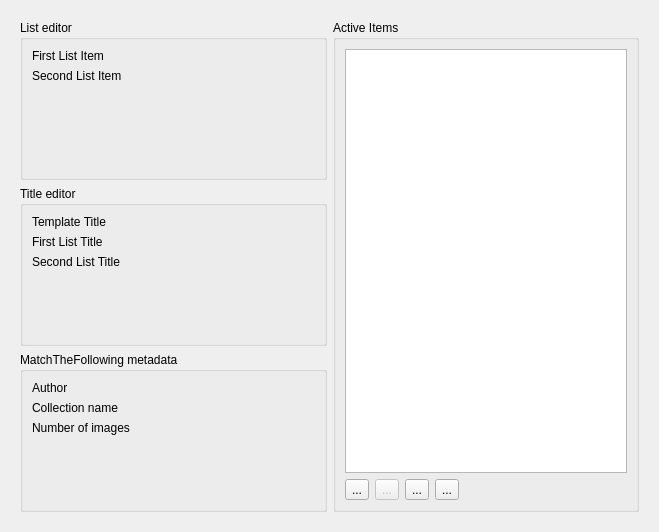
Above: src/templates/matchthefollowing/matchfollowingeditor.ui from BuildmLearn/BuildmLearn-Toolkit before the change. Below: the same form after it.
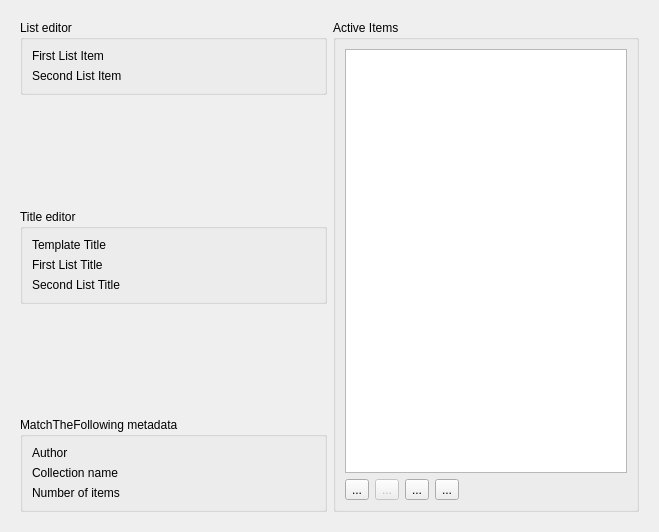
That is the form after the change. Custom widgets are drawn as their Qt base class.

```diff
--- a/src/templates/matchthefollowing/matchfollowingeditor.ui
+++ b/src/templates/matchthefollowing/matchfollowingeditor.ui
@@ -1,7 +1,7 @@
 <?xml version="1.0" encoding="UTF-8"?>
 <ui version="4.0">
- <class>PicCollectionEditor</class>
- <widget class="QWidget" name="PicCollectionEditor">
+ <class>MatchFollowingEditor</class>
+ <widget class="QWidget" name="MatchFollowingEditor">
   <property name="geometry">
    <rect>
     <x>0</x>
@@ -32,14 +32,14 @@
        </rect>
       </property>
       <layout class="QGridLayout" name="gridLayout">
-       <item row="0" column="1" rowspan="3">
+       <item row="0" column="1" rowspan="5">
         <widget class="QGroupBox" name="groupBox_2">
          <property name="title">
           <string>Active Items</string>
          </property>
          <layout class="QGridLayout" name="gridLayout_2">
           <item row="1" column="0">
-           <widget class="PlainToolButton" name="m_btnItemAdd">
+           <widget class="PlainToolButton" name="m_btnTopicAdd">
             <property name="toolTip">
              <string>Add new image.</string>
             </property>
@@ -55,7 +55,7 @@
            </widget>
           </item>
           <item row="1" column="3">
-           <widget class="PlainToolButton" name="m_btnItemDown">
+           <widget class="PlainToolButton" name="m_btnTopicDown">
             <property name="toolTip">
              <string>Move image down.</string>
             </property>
@@ -71,7 +71,7 @@
            </widget>
           </item>
           <item row="1" column="1">
-           <widget class="PlainToolButton" name="m_btnItemRemove">
+           <widget class="PlainToolButton" name="m_btnTopicRemove">
             <property name="enabled">
              <bool>false</bool>
             </property>
@@ -90,7 +90,7 @@
            </widget>
           </item>
           <item row="1" column="2">
-           <widget class="PlainToolButton" name="m_btnItemUp">
+           <widget class="PlainToolButton" name="m_btnTopicUp">
             <property name="toolTip">
              <string>Move image up.</string>
             </property>
@@ -119,7 +119,7 @@
            </spacer>
           </item>
           <item row="0" column="0" colspan="5">
-           <widget class="QListWidget" name="m_listImages">
+           <widget class="QListWidget" name="m_listTopics">
             <property name="sizePolicy">
              <sizepolicy hsizetype="Expanding" vsizetype="Expanding">
               <horstretch>1</horstretch>
@@ -127,14 +127,14 @@
              </sizepolicy>
             </property>
             <property name="toolTip">
-             <string>This list contains already added images.</string>
+             <string>This list contains already added topics.</string>
             </property>
            </widget>
           </item>
          </layout>
         </widget>
        </item>
-       <item row="1" column="0">
+       <item row="2" column="0">
         <widget class="QGroupBox" name="m_groupTitleEditor">
          <property name="sizePolicy">
           <sizepolicy hsizetype="Expanding" vsizetype="Preferred">
@@ -154,7 +154,7 @@
            </widget>
           </item>
           <item row="0" column="1">
-           <widget class="LineEditWithStatus" name="m_templateTitle" native="true"/>
+           <widget class="LineEditWithStatus" name="m_txtTemplateTitle" native="true"/>
           </item>
           <item row="1" column="0">
            <widget class="QLabel" name="label_9">
@@ -164,7 +164,7 @@
            </widget>
           </item>
           <item row="1" column="1">
-           <widget class="LineEditWithStatus" name="m_firstListTitle" native="true"/>
+           <widget class="LineEditWithStatus" name="m_txtFirstListTitle" native="true"/>
           </item>
           <item row="2" column="0">
            <widget class="QLabel" name="label_10">
@@ -174,13 +174,13 @@
            </widget>
           </item>
           <item row="2" column="1">
-           <widget class="LineEditWithStatus" name="m_secondListTitle" native="true"/>
+           <widget class="LineEditWithStatus" name="m_txtSecondListTitle" native="true"/>
           </item>
          </layout>
         </widget>
        </item>
        <item row="0" column="0">
-        <widget class="QGroupBox" name="m_groupListEditor">
+        <widget class="QGroupBox" name="m_groupTopicEditor">
          <property name="sizePolicy">
           <sizepolicy hsizetype="Expanding" vsizetype="Preferred">
            <horstretch>0</horstretch>
@@ -199,7 +199,7 @@
            </widget>
           </item>
           <item row="0" column="1">
-           <widget class="LineEditWithStatus" name="m_firstItem" native="true"/>
+           <widget class="LineEditWithStatus" name="m_txtFirstListTopic" native="true"/>
           </item>
           <item row="1" column="0">
            <widget class="QLabel" name="label_2">
@@ -209,12 +209,12 @@
            </widget>
           </item>
           <item row="1" column="1">
-           <widget class="LineEditWithStatus" name="m_secondItem" native="true"/>
+           <widget class="LineEditWithStatus" name="m_txtSecondListTopic" native="true"/>
           </item>
          </layout>
         </widget>
        </item>
-       <item row="2" column="0">
+       <item row="4" column="0">
         <widget class="QGroupBox" name="groupBox_3">
          <property name="title">
           <string>MatchTheFollowing metadata</string>
@@ -243,16 +243,42 @@
           <item row="2" column="0">
            <widget class="QLabel" name="label_6">
             <property name="text">
-             <string>Number of images</string>
+             <string>Number of items</string>
             </property>
            </widget>
           </item>
           <item row="2" column="1">
-           <widget class="LineEditWithStatus" name="m_txtNumberOfItems" native="true"/>
+           <widget class="LineEditWithStatus" name="m_txtNumberOfTopics" native="true"/>
           </item>
          </layout>
         </widget>
        </item>
+       <item row="1" column="0">
+        <spacer name="verticalSpacer">
+         <property name="orientation">
+          <enum>Qt::Vertical</enum>
+         </property>
+         <property name="sizeHint" stdset="0">
+          <size>
+           <width>20</width>
+           <height>40</height>
+          </size>
+         </property>
+        </spacer>
+       </item>
+       <item row="3" column="0">
+        <spacer name="verticalSpacer_2">
+         <property name="orientation">
+          <enum>Qt::Vertical</enum>
+         </property>
+         <property name="sizeHint" stdset="0">
+          <size>
+           <width>20</width>
+           <height>40</height>
+          </size>
+         </property>
+        </spacer>
+       </item>
       </layout>
      </widget>
     </widget>
```
